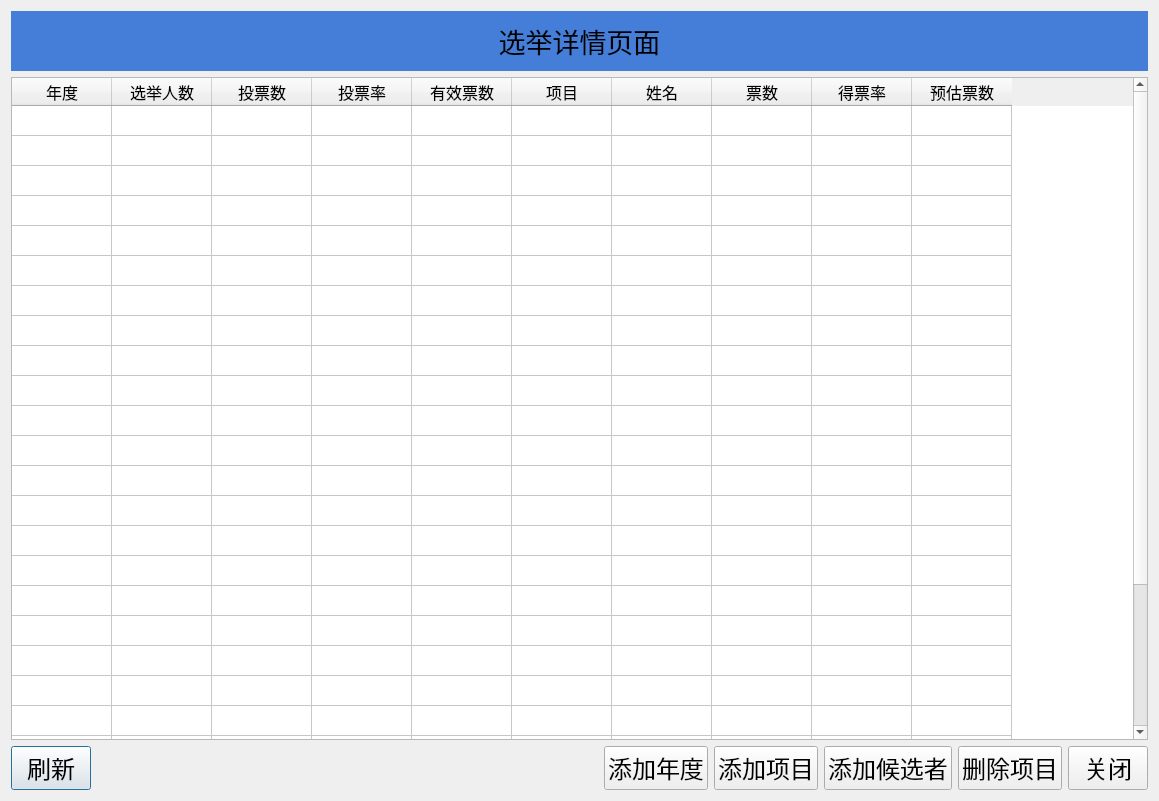
Qt form ui/page_elements/election_detail_page/DetailPage.ui (ArcherLuo233/election-s-prediction) before a commit.
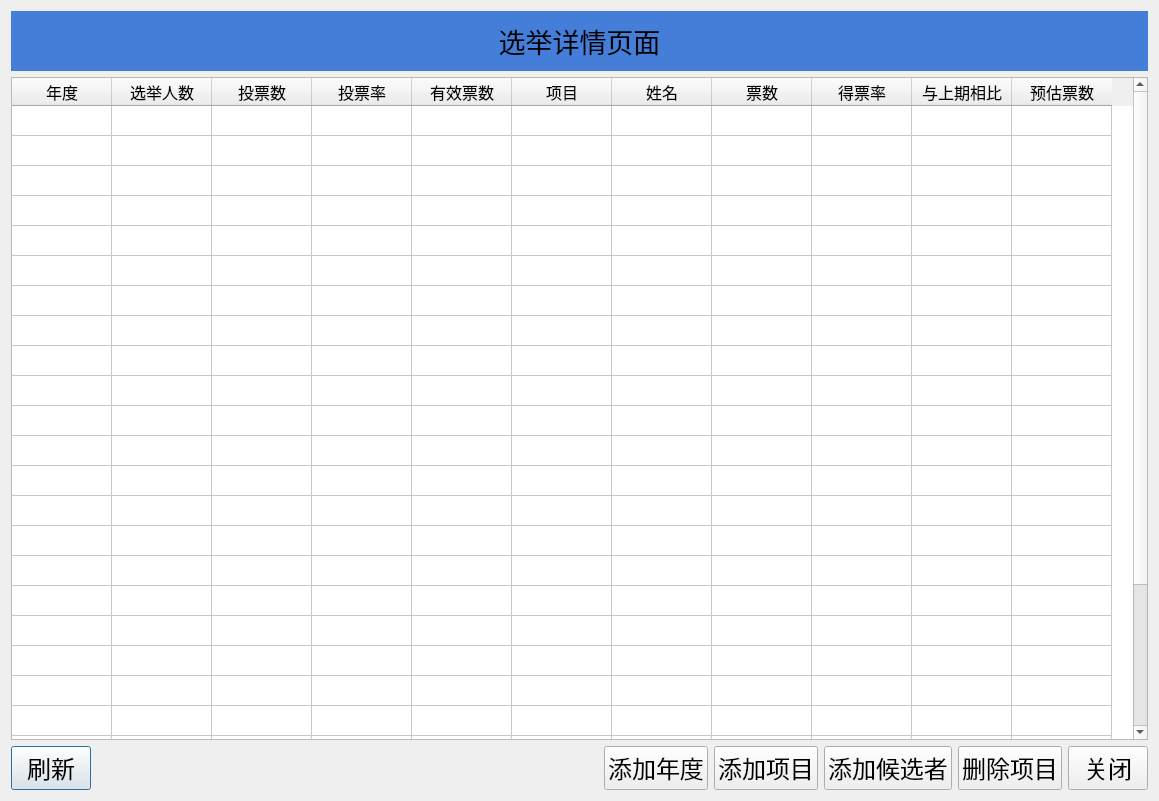
The same form after that commit.

```diff
--- a/ui/page_elements/election_detail_page/DetailPage.ui
+++ b/ui/page_elements/election_detail_page/DetailPage.ui
@@ -232,6 +232,11 @@
        <string>得票率</string>
       </property>
      </column>
+        <column>
+            <property name="text">
+                <string>与上期相比</string>
+            </property>
+        </column>
      <column>
       <property name="text">
        <string>预估票数</string>
```
Lines whose indentation alone changed are shown as unchanged.
